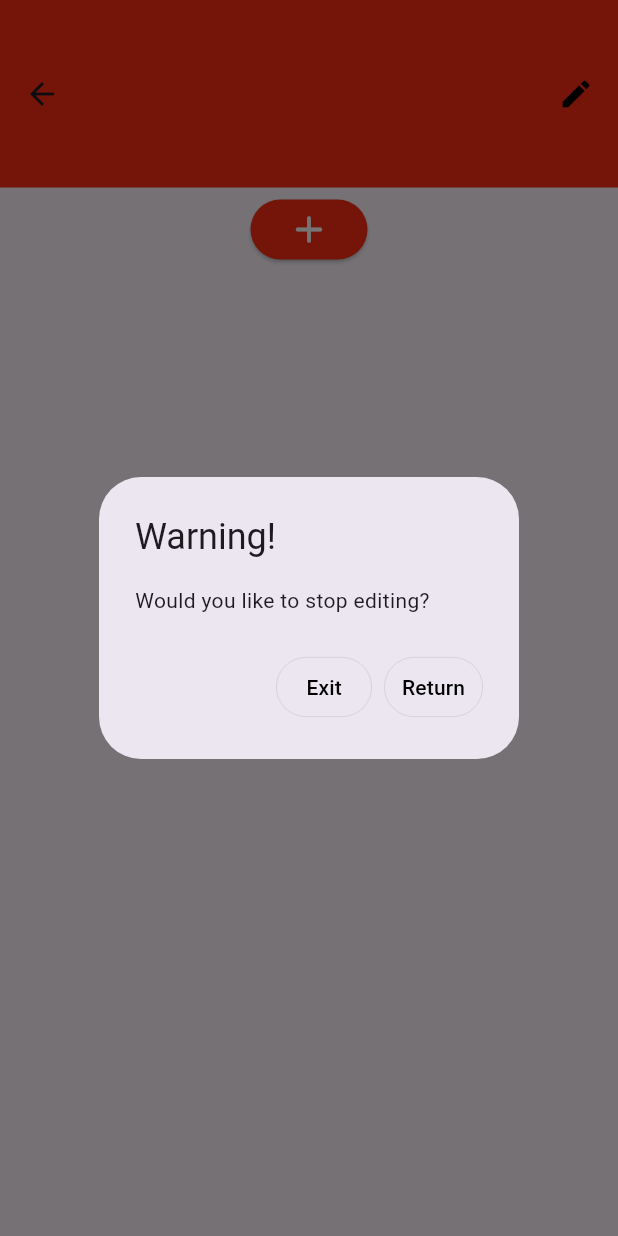
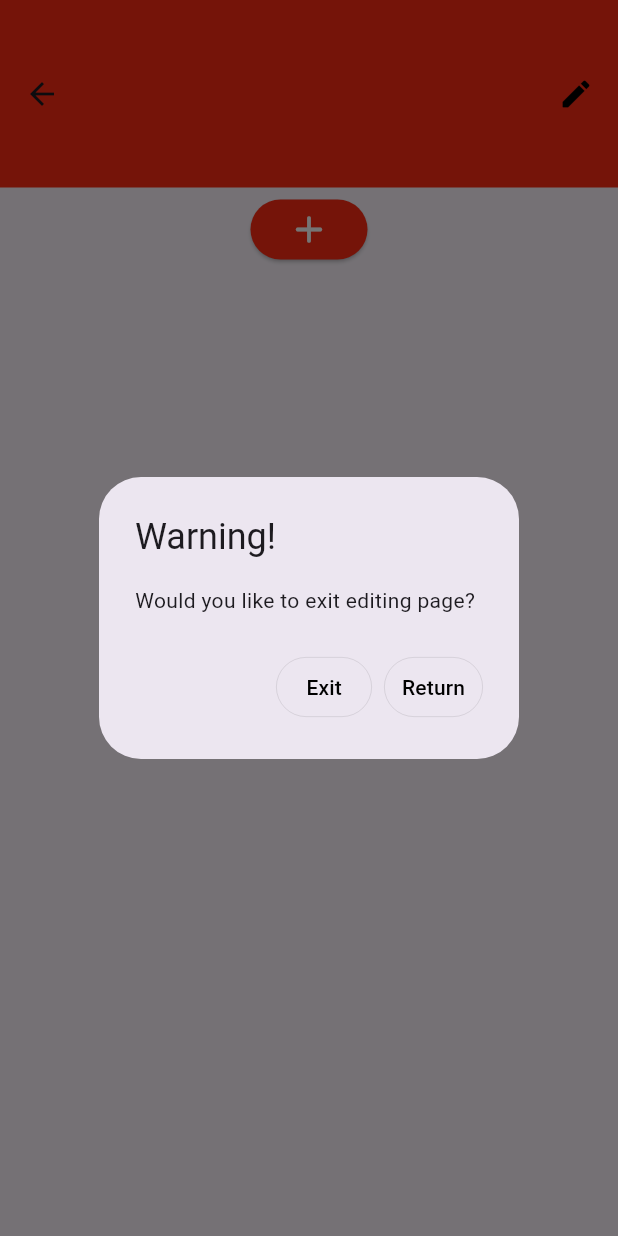
Before and after one commit to ch4rl3sF/BurnBoss, a Flutter app: the WorkoutEditorPage screen opened directly with empty values, after a tap on the "arrow back" icon, on a phone screen of 412 x 824 dp. Run offline on Flutter 3.47's test engine with Material 3 defaults, Android fonts, the phone set to English and light mode, and no system bars; our stand-ins replace cloud_firestore, firebase_auth, firebase_core, flutter_spinkit; accounts and stored records are empty; statements that could not run were skipped.

Commit message:
Testing for robustness completed

```diff
--- a/lib/Create pages/WorkoutEditor.dart
+++ b/lib/Create pages/WorkoutEditor.dart
@@ -142,7 +142,7 @@ class _WorkoutEditorPageState extends State<WorkoutEditorPage> {
                   title: const Text('Warning!'),
                   content: Text(changesMade
                       ? 'Would you like to exit without saving?'
-                      : 'Would you like to stop editing?'),
+                      : 'Would you like to exit editing page?'),
                   actions: [
                     if (changesMade)
                       TextButton(
```
Also changed, not shown: Write-up/Videos/long workout name player.webp (added), Write-up/Videos/long workout name select.webp (added), 2 other files.
